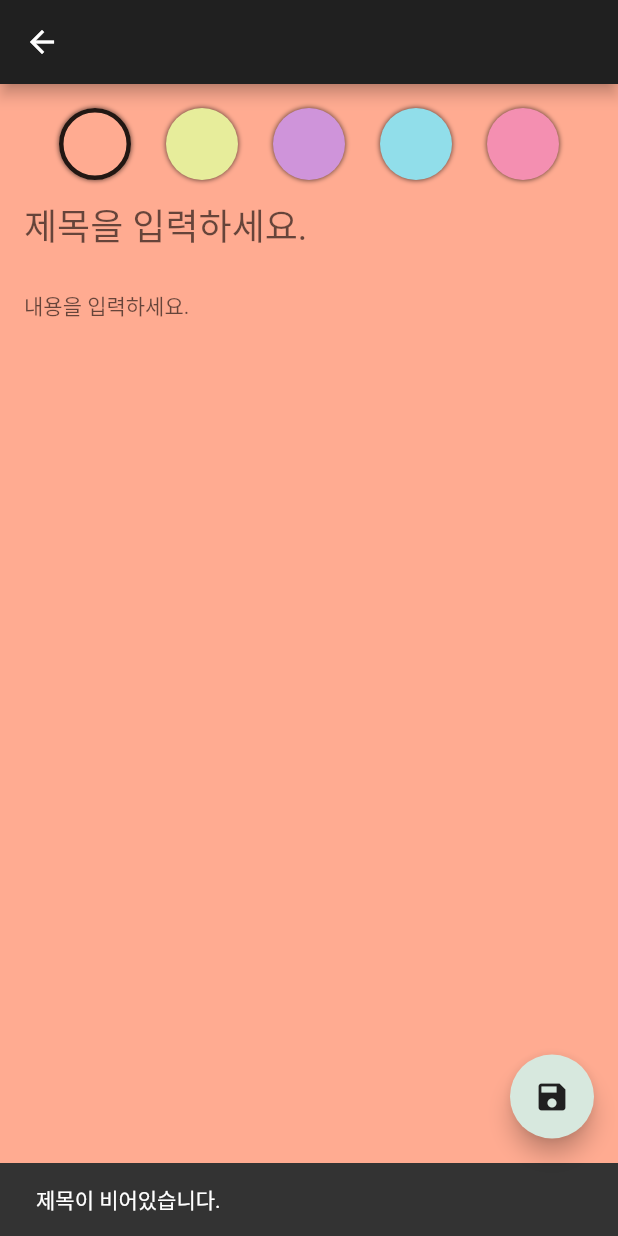
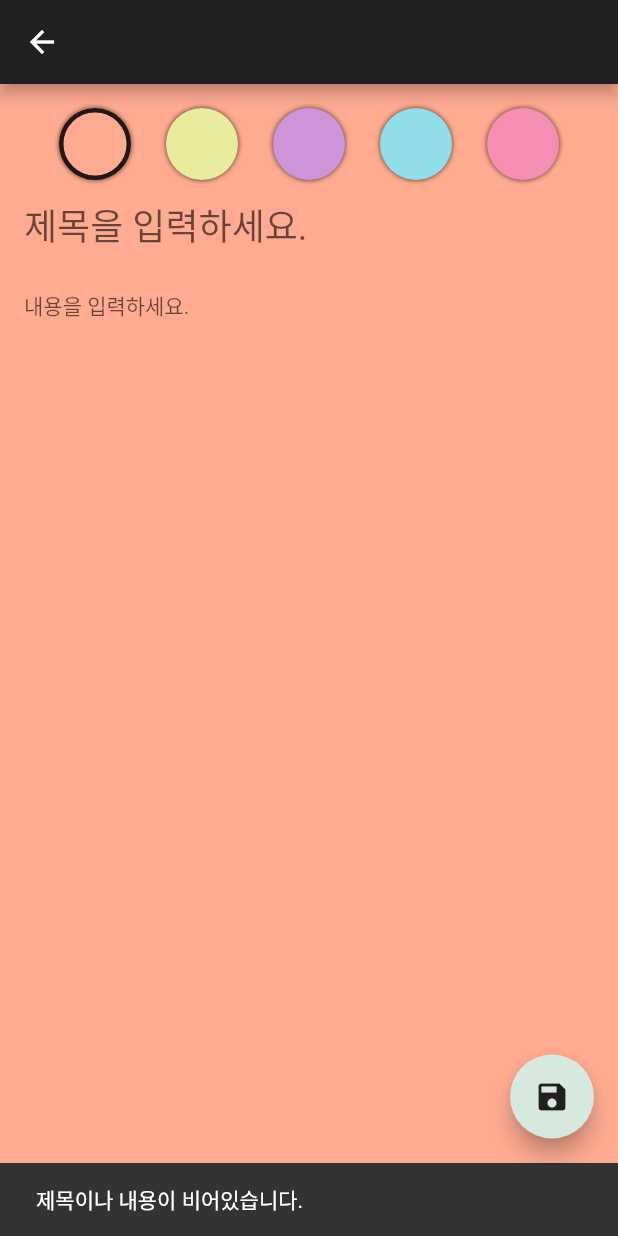
Before and after one commit to Juwon-Yun/clean_note_app, a Flutter app: the AddEditNoteScreen screen opened directly, after a tap on the "save" icon, on a phone screen of 412 x 824 dp. Run offline on Flutter 3.47's test engine with Material 2 defaults, Android fonts, the phone set to English and light mode, and no system bars; our stand-ins replace freezed_annotation, sqflite; accounts and stored records are empty.

Commit message:
- update: viewModel에서 스낵바 사용

```diff
--- a/lib/presentation/add_edit_note/add_edit_note_screen.dart
+++ b/lib/presentation/add_edit_note/add_edit_note_screen.dart
@@ -51,6 +51,11 @@ class _AddEditNoteScreenState extends State<AddEditNoteScreen> {
             // 저장해서 뒤로간건지 back press를 누른건지 식별해야함. 그래서 true 넣어줌
             Navigator.pop(context, true);
           }
+        }, showSnackBar: (String message) {
+          SnackBar snackBar = SnackBar(
+            content: Text(message),
+          );
+          ScaffoldMessenger.of(context).showSnackBar(snackBar);
         });
       });
     });
@@ -72,19 +77,19 @@ class _AddEditNoteScreenState extends State<AddEditNoteScreen> {
       appBar: AppBar(),
       floatingActionButton: FloatingActionButton(
         onPressed: () {
-          if (_titleController.text.isEmpty) {
-            SnackBar snackBar = const SnackBar(
-              content: Text('제목이 비어있습니다.'),
-            );
-            ScaffoldMessenger.of(context).showSnackBar(snackBar);
-            return;
-          } else if (_contentController.text.isEmpty) {
-            SnackBar snackBar = const SnackBar(
-              content: Text('내용이 비어있습니다.'),
-            );
-            ScaffoldMessenger.of(context).showSnackBar(snackBar);
-            return;
-          }
+          // if (_titleController.text.isEmpty) {
+          //   SnackBar snackBar = const SnackBar(
+          //     content: Text('제목이 비어있습니다.'),
+          //   );
+          //   ScaffoldMessenger.of(context).showSnackBar(snackBar);
+          //   return;
+          // } else if (_contentController.text.isEmpty) {
+          //   SnackBar snackBar = const SnackBar(
+          //     content: Text('내용이 비어있습니다.'),
+          //   );
+          //   ScaffoldMessenger.of(context).showSnackBar(snackBar);
+          //   return;
+          // }
           // 이벤트 발생시키기
           viewModel.onEvent(
             AddEditNoteEvent.saveNote(
--- a/lib/presentation/add_edit_note/add_edit_note_view_model.dart
+++ b/lib/presentation/add_edit_note/add_edit_note_view_model.dart
@@ -33,7 +33,12 @@ class AddEditNoteViewModel with ChangeNotifier {
   }
 
   Future<void> _saveNote(int? id, String title, String content) async {
-    if (title.isEmpty || content.isEmpty) {}
+    if (title.isEmpty || content.isEmpty) {
+      _eventController.add(
+        const AddEditNoteUiEvent.showSnackBar("제목이나 내용이 비어있습니다."),
+      );
+      return;
+    }
 
     if (id == null) {
       // insert
```
